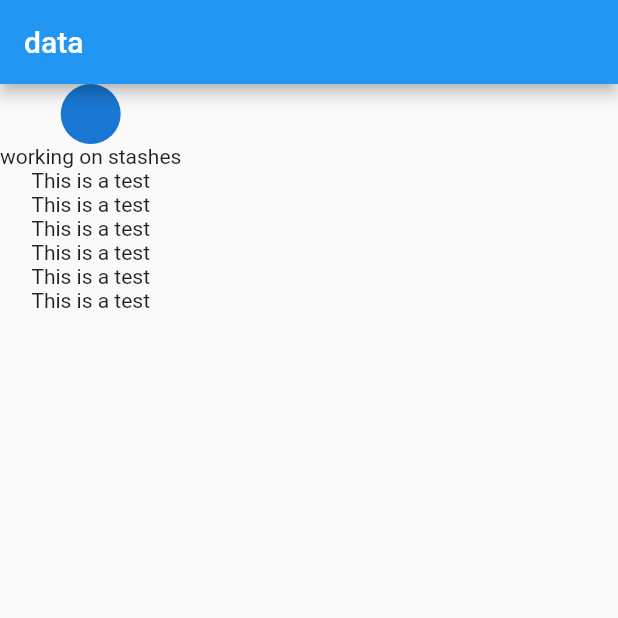
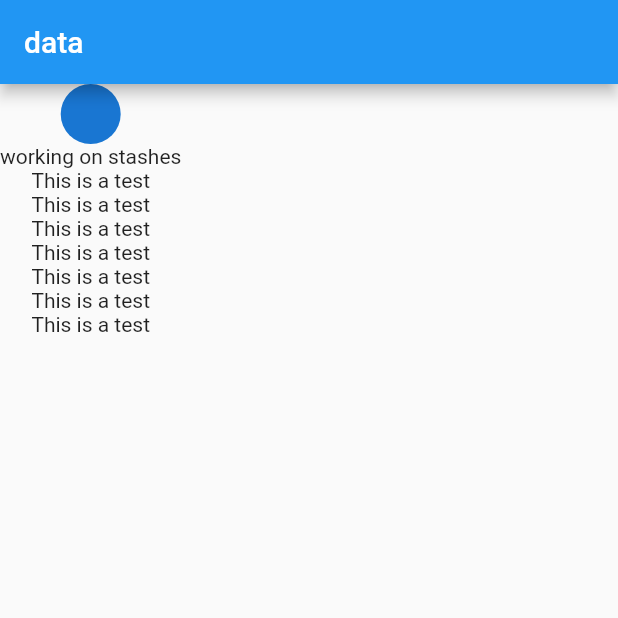
Before and after one commit to iamVictorSam/demo-user, a Flutter app: the screen it shows after launch, on a phone screen of 412 x 824 dp, the top half of it. Run offline on Flutter 3.47's test engine with Material 2 defaults, Android fonts, the phone set to English and light mode, and no system bars.

Commit message:
added changed children

```diff
--- a/lib/home_page.dart
+++ b/lib/home_page.dart
@@ -18,6 +18,7 @@ class HomePage extends StatelessWidget {
         Text('This is a test'),
         Text('This is a test'),
         Text('This is a test'),
+        Text('This is a test'),
       ]),
     );
   }
```
